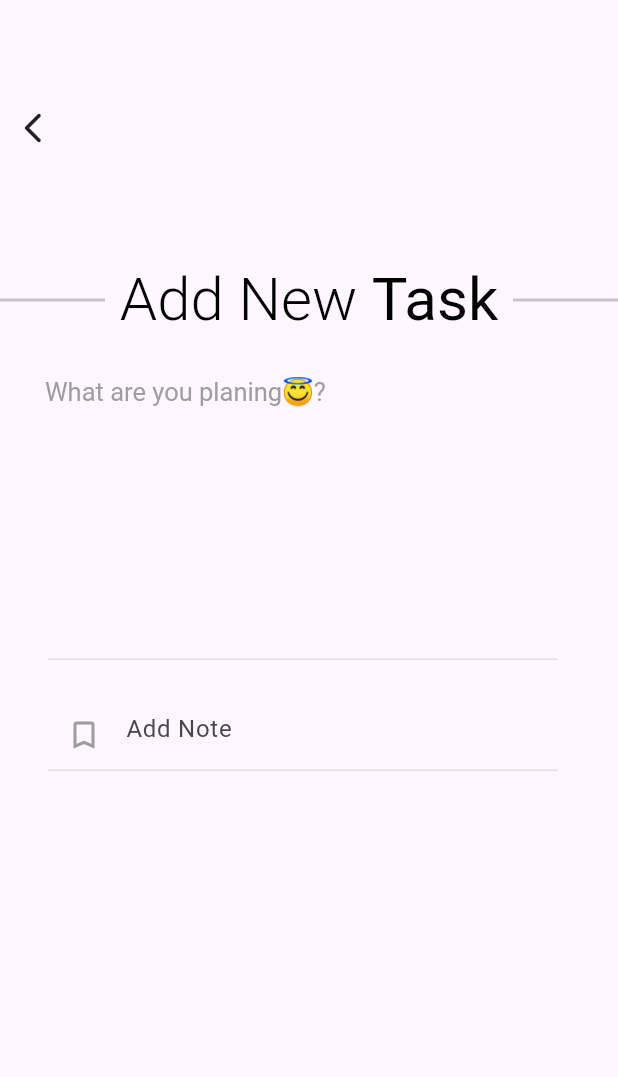
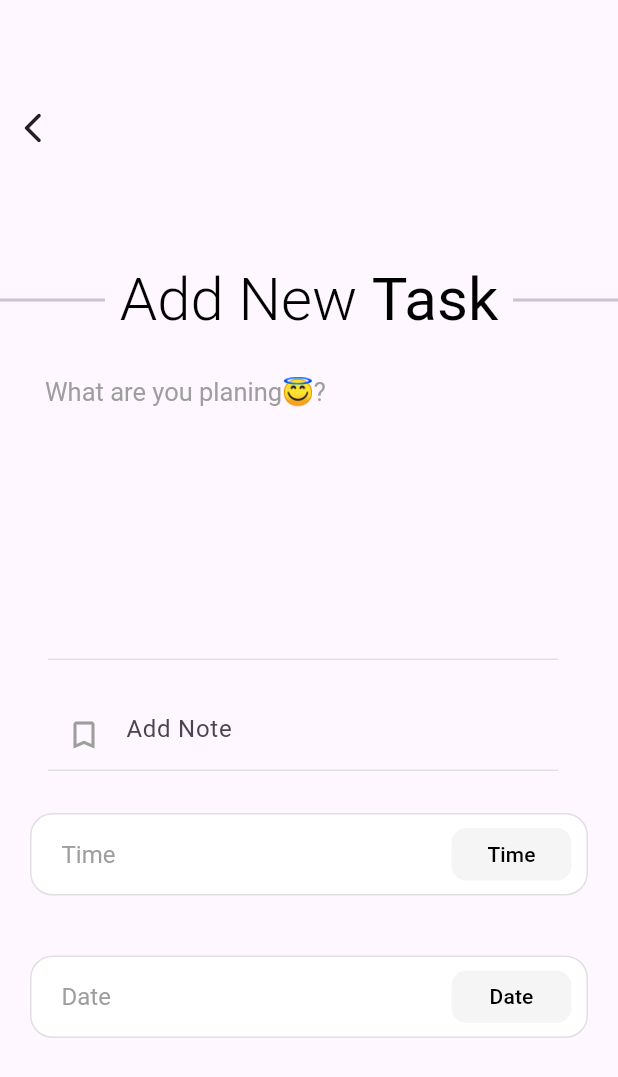
Before and after one commit to SamiDev016/Todo-App-, a Flutter app: the TaskView screen opened directly, on a phone screen of 412 x 824 dp. Shown: the top 1077 px of the screen. Run offline on Flutter 3.47's test engine with Material 3 defaults, Android fonts, the phone set to English and light mode, and no system bars; our stand-ins replace animate_do, flutter_slider_drawer, lottie; missing offline and left inert: flutter_cupertino_date_picker_fork.

Commit message:
main Task View Activity

```diff
--- a/lib/view/tasks/task_view.dart
+++ b/lib/view/tasks/task_view.dart
@@ -1,11 +1,12 @@
 import 'package:flutter/material.dart';
+import 'package:flutter/widgets.dart';
+import 'package:flutter_cupertino_date_picker_fork/flutter_cupertino_date_picker_fork.dart';
 import 'package:todoapplication/extentions/space_exs.dart';
 import 'package:todoapplication/utils/app_str.dart';
 import 'package:todoapplication/view/tasks/components/rep_text_field.dart';
 import 'package:todoapplication/view/tasks/widgets/task_view_app_bar.dart';
 
 class TaskView extends StatefulWidget {
-
   const TaskView({super.key});
 
   @override
@@ -21,7 +22,7 @@ class _TaskViewState extends State<TaskView> {
     var textTheme = Theme.of(context).textTheme;
 
     return GestureDetector(
-      onTap: ()=>FocusManager.instance.primaryFocus!.unfocus(),
+      onTap: () => FocusManager.instance.primaryFocus!.unfocus(),
       child: Scaffold(
         appBar: const TaskViewAppBar(),
         body: SizedBox(
@@ -31,7 +32,18 @@ class _TaskViewState extends State<TaskView> {
             child: Column(
               children: [
                 _buildTopSideTexts(textTheme),
-                SizedBox(
+
+                _buildMainTaskViewActivity(textTheme, context)
+              ],
+            ),
+          ),
+        ),
+      ),
+    );
+  }
+
+  Widget _buildMainTaskViewActivity(TextTheme textTheme, BuildContext context) {
+    return SizedBox(
                 height: 550,
                 width: double.infinity,
                 child: Column(
@@ -50,15 +62,42 @@ class _TaskViewState extends State<TaskView> {
 
                     10.h,
 
-                      RepTextField(controller: descTaskController,isForDesc: true,),
+                    RepTextField(
+                      controller: descTaskController,
+                      isForDesc: true,
+                    ),
 
+                    DateTimeWidget(
+                      onTap: () {
+                        showModalBottomSheet(
+                            context: context,
+                            builder: (_) => SizedBox(
+                                  height: 280,
+                                  child: TimePickerWidget(
+                                    //initDateTime: ,
+                                    onChange: (_, __) {},
+                                    dateFormat: "HH:mm",
+                                    onConfirm: (dataTime, _) {},
+                                  ),
+                                ));
+                      },
+                      title: AppStr.timeString,
+                    ),
+
+                    DateTimeWidget(
+                      onTap: () {
+                        DatePicker.showDatePicker(
+                          context,
+                          maxDateTime: DateTime(2030,5,5),
+                          minDateTime: DateTime.now(),
+                          //initialDateTime: ,
+                          onConfirm: (context,_){},
+
+                        );
+                      },
+                      title: AppStr.dateString,
+                    ),
                   ],
-                  ),
-                )
-              ],
-            ),
-          ),
-        ),
                 ),
               );
   }
@@ -98,3 +137,54 @@ class _TaskViewState extends State<TaskView> {
     );
   }
 }
+
+class DateTimeWidget extends StatelessWidget {
+  const DateTimeWidget({
+    super.key,
+    required this.onTap,
+    required this.title,
+  });
+
+  final VoidCallback onTap;
+  final String title;
+
+  @override
+  Widget build(BuildContext context) {
+    var textTheme = Theme.of(context).textTheme;
+    return GestureDetector(
+      onTap: onTap,
+      child: Container(
+        margin: EdgeInsets.all(20),
+        width: double.infinity,
+        height: 55,
+        decoration: BoxDecoration(
+            color: Colors.white,
+            border: Border.all(color: Colors.grey.shade300),
+            borderRadius: BorderRadius.circular(15)),
+        child: Row(
+          mainAxisAlignment: MainAxisAlignment.spaceBetween,
+          children: [
+            Padding(
+              padding: const EdgeInsets.only(left: 20),
+              child: Text(title, style: textTheme.headlineSmall),
+            ),
+            Container(
+              margin: const EdgeInsets.only(right: 10),
+              width: 80,
+              height: 35,
+              decoration: BoxDecoration(
+                  borderRadius: BorderRadius.circular(10),
+                  color: Colors.grey.shade100),
+              child: Center(
+                child: Text(
+                  title,
+                  style: textTheme.titleSmall,
+                ),
+              ),
+            )
+          ],
+        ),
+      ),
+    );
+  }
+}
```
Lines whose indentation alone changed are shown as unchanged.
